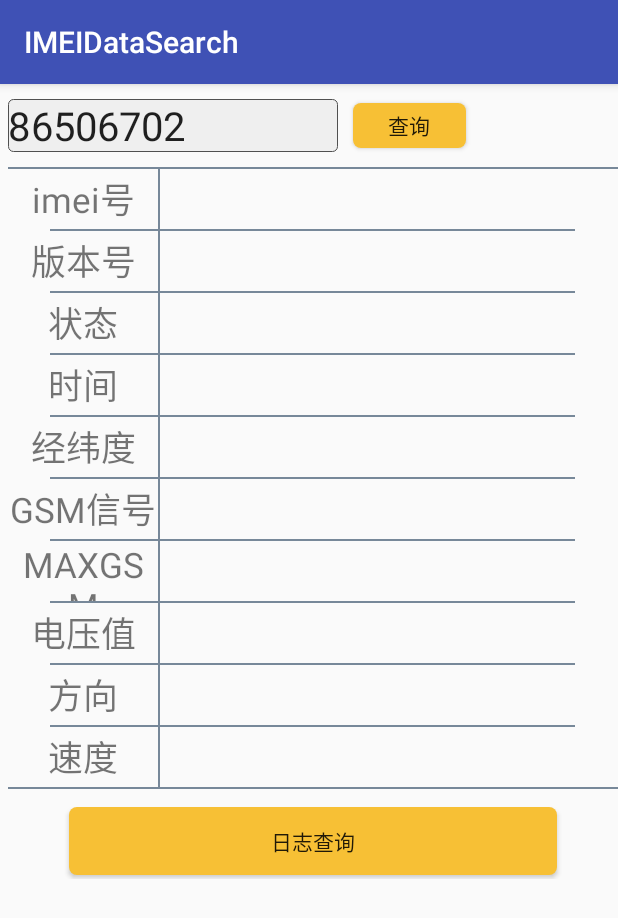
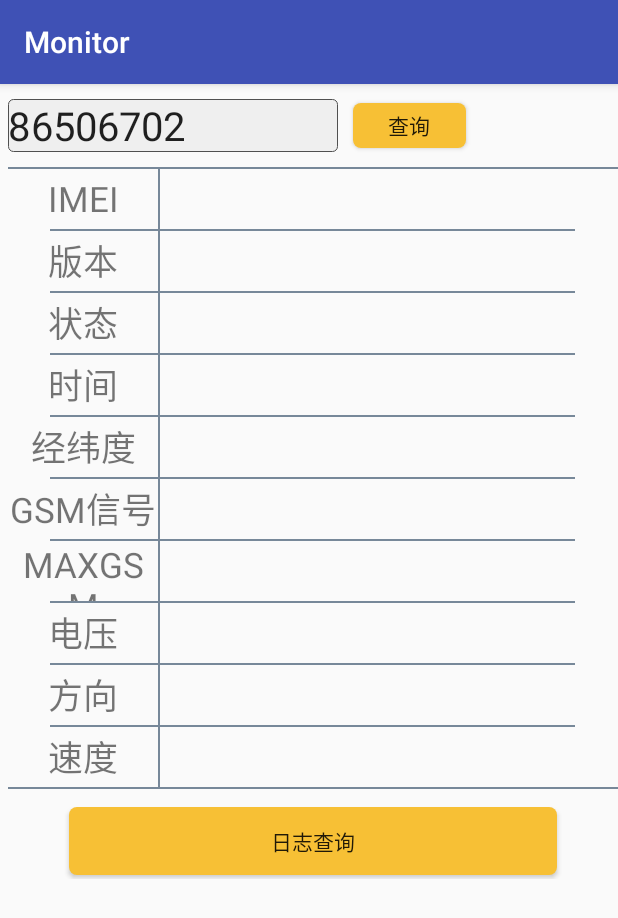
Before and after one commit to thc10/ElectrombileAndroidTool, an Android app: the screen it shows after launch (MainActivity), on a phone screen of 412 x 824 dp. Shown: the top 918 px of the screen. Run offline under Robolectric (Android 15) with nearby library versions, the phone set to English and light mode, and no system bars; our stand-ins replace EventBus.

Commit message:
修改程序名称

```diff
--- a/app/src/main/res/layout/activity_main.xml
+++ b/app/src/main/res/layout/activity_main.xml
@@ -53,7 +53,7 @@
                 android:layout_width="100dp"
                 android:layout_height="match_parent"
                 android:gravity="center"
-                android:text="imei号"
+                android:text="IMEI"
                 android:textSize="35px" />
             <View
                 android:layout_width="1dp"
@@ -82,7 +82,7 @@
                 android:layout_width="100dp"
                 android:layout_height="match_parent"
                 android:gravity="center"
-                android:text="版本号"
+                android:text="版本"
                 android:textSize="35px" />
             <View
                 android:layout_width="1dp"
@@ -250,7 +250,7 @@
                 android:layout_width="100dp"
                 android:layout_height="match_parent"
                 android:gravity="center"
-                android:text="电压值"
+                android:text="电压"
                 android:textSize="35px" />
             <View
                 android:layout_width="1dp"
--- a/app/src/main/res/values/strings.xml
+++ b/app/src/main/res/values/strings.xml
@@ -1,3 +1,3 @@
 <resources>
-    <string name="app_name">IMEIDataSearch</string>
+    <string name="app_name">Monitor</string>
 </resources>
```
Also changed, not shown: 1 other file.
